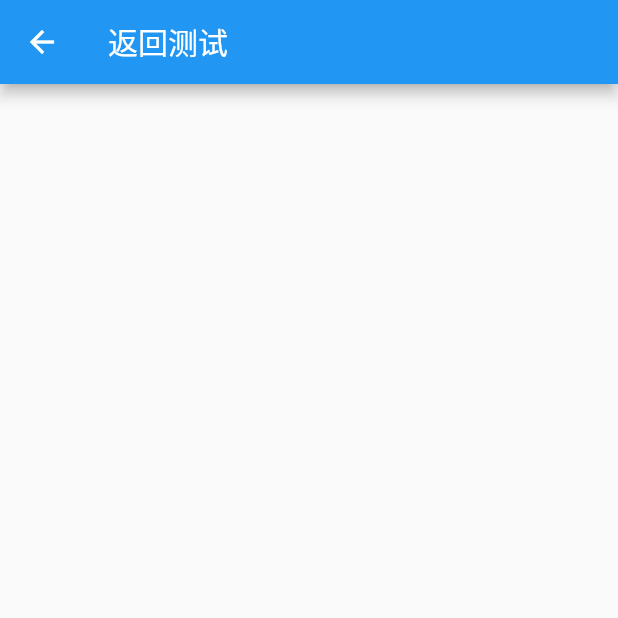
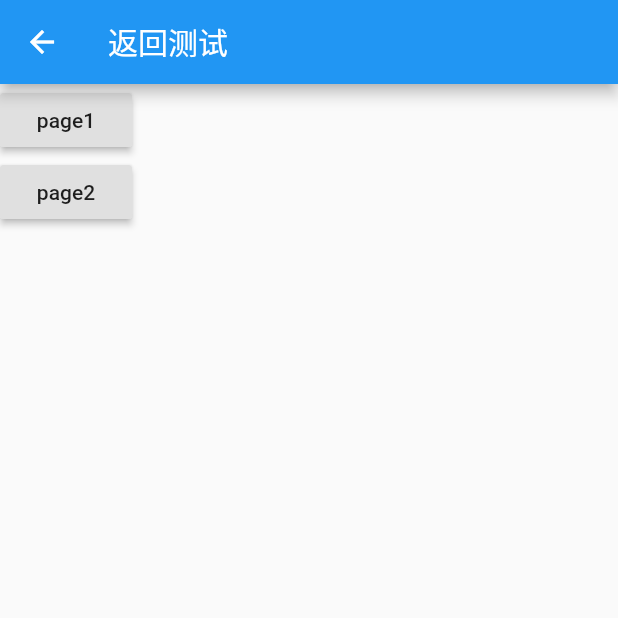
Before and after one commit to xuzhongpeng/jsshou_study, a Flutter app: the BackPage screen opened by its route, on a phone screen of 412 x 824 dp, the top half of it. Run offline on Flutter 3.47's test engine with Material 2 defaults, Android fonts, the phone set to English and light mode, and no system bars; our stand-ins replace charts_flutter, flutter_redux, redux; generated files the repository leaves out were written again.

Commit message:
note-sync syncing

```diff
--- a/flutter_demo/lib/single_page/back.dart
+++ b/flutter_demo/lib/single_page/back.dart
@@ -14,23 +14,28 @@ class _BackPageState extends State<BackPage> {
   @override
   Widget build(BuildContext context) {
     return Scaffold(
-        appBar: AppBar(
-      title: Text("返回测试"),
-    ));
+      appBar: AppBar(
+        title: Text("返回测试"),
+      ),
+      body: Column(
+        children: <Widget>[
+          RaisedButton(
+            child: Text("page1"),
+            onPressed: () => Navigator.of(context)
+                .push(MaterialPageRoute(builder: (_) => _Page1())),
+          ),
+          RaisedButton(
+            child: Text("page2"),
+            onPressed: () => Navigator.of(context)
+                .push(MaterialPageRoute(builder: (_) => _Page2())),
+          )
+        ],
+      ),
+    );
   }
 }
 
-class _Page1 extends StatefulWidget {
-  @override
-  _Page1State createState() => _Page1State();
-}
-
-class _Page1State extends State<_Page1> {
-  @override
-  void initState() {
-    super.initState();
-  }
-
+class _Page1 extends StatelessWidget {
   @override
   Widget build(BuildContext context) {
     return Scaffold(
@@ -39,3 +44,13 @@ class _Page1State extends State<_Page1> {
     ));
   }
 }
+
+class _Page2 extends StatelessWidget {
+  @override
+  Widget build(BuildContext context) {
+    return Scaffold(
+        appBar: AppBar(
+      title: Text("Page2"),
+    ));
+  }
+}
```
